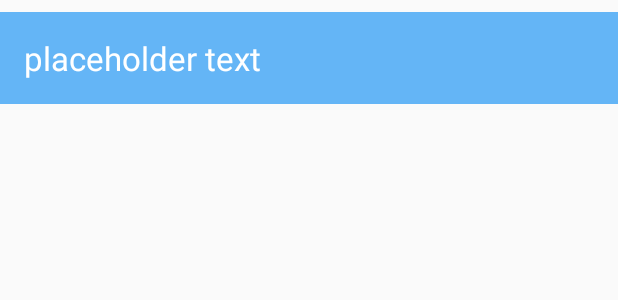
After one commit to thatsabhi22/aad_datap_roomWord_Sample, an Android app: the layout recyclerview_item.xml on its own in the app's theme, with its tools: preview values and no code run, on a phone screen of 412 x 824 dp. The commit adds this screen. Shown: the top 300 px of the screen. Run offline under Robolectric (Android 15) with nearby library versions, the phone set to English and light mode, and no system bars.

Commit message:
Added RecyclerView dependency WordViewmodel added floating action button icon added Layouts for main activity , single item, colors, styles added

```diff
--- a/app/build.gradle
+++ b/app/build.gradle
@@ -43,5 +43,8 @@ dependencies {
     // Annotation processor
     annotationProcessor "androidx.lifecycle:lifecycle-compiler:$lifecycle_version"
 
-
+    //RecyclerView
+    implementation "androidx.recyclerview:recyclerview:1.1.0"
+    // For control over item selection of both touch and mouse driven selection
+    implementation "androidx.recyclerview:recyclerview-selection:1.1.0-rc01"
 }
--- /dev/null
+++ b/app/src/main/res/layout/recyclerview_item.xml
@@ -0,0 +1,14 @@
+<?xml version="1.0" encoding="utf-8"?>
+<LinearLayout xmlns:android=
+    "http://schemas.android.com/apk/res/android"
+    android:orientation="vertical" android:layout_width="match_parent"
+    xmlns:tools="http://schemas.android.com/tools"
+    android:layout_height="wrap_content">
+
+    <TextView
+        android:id="@+id/textView"
+        android:layout_width="match_parent"
+        android:layout_height="wrap_content"
+        style="@style/text_view_style"
+        tools:text="placeholder text" />
+</LinearLayout>
--- a/app/src/main/res/values/colors.xml
+++ b/app/src/main/res/values/colors.xml
@@ -1,6 +1,10 @@
 <?xml version="1.0" encoding="utf-8"?>
 <resources>
-    <color name="colorPrimary">#6200EE</color>
-    <color name="colorPrimaryDark">#3700B3</color>
-    <color name="colorAccent">#03DAC5</color>
+    <color name="colorPrimary">#2196F3</color>
+    <color name="colorPrimaryLight">#64b5f6</color>
+    <color name="colorPrimaryDark">#1976D2</color>
+    <color name="colorAccent">#FFFF9800</color>
+    <color name="colorTextPrimary">@android:color/white</color>
+    <color name="colorScreenBackground">#fff3e0</color>
+    <color name="colorTextHint">#E0E0E0</color>
 </resources>
--- a/app/src/main/res/values/styles.xml
+++ b/app/src/main/res/values/styles.xml
@@ -7,4 +7,17 @@
         <item name="colorAccent">@color/colorAccent</item>
     </style>
 
+    <style name="text_view_style">
+        <item name="android:layout_width">match_parent</item>
+        <item name="android:layout_height">wrap_content</item>
+        <item name="android:textAppearance">
+            @android:style/TextAppearance.Large
+        </item>
+        <item name="android:background">@color/colorPrimaryLight</item>
+        <item name="android:layout_marginTop">8dp</item>
+        <item name="android:layout_gravity">center</item>
+        <item name="android:padding">16dp</item>
+        <item name="android:textColor">@color/colorTextPrimary</item>
+    </style>
+
 </resources>
```
Also changed, not shown: app/src/main/java/com/theleafapps/pro/roomwordssample/WordViewModel.java (added, +28 -0 lines), app/src/main/res/drawable/ic_baseline_add_24.xml (added, +10 -0 lines), app/src/main/res/layout/activity_main.xml (+8 -7 lines).
